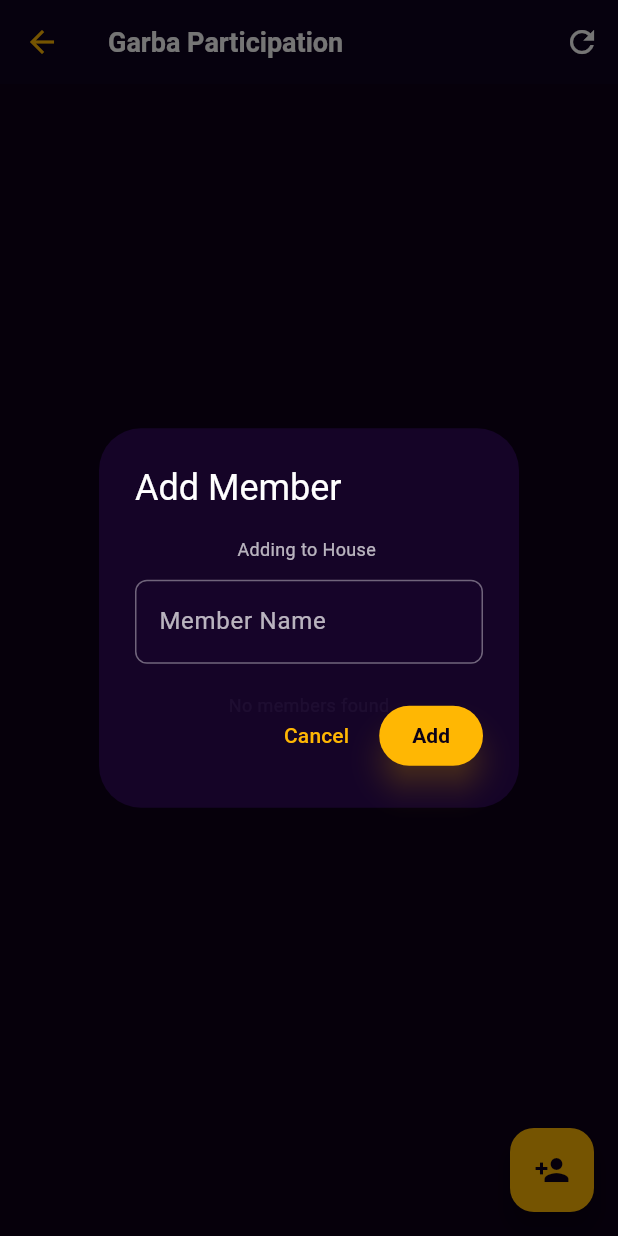
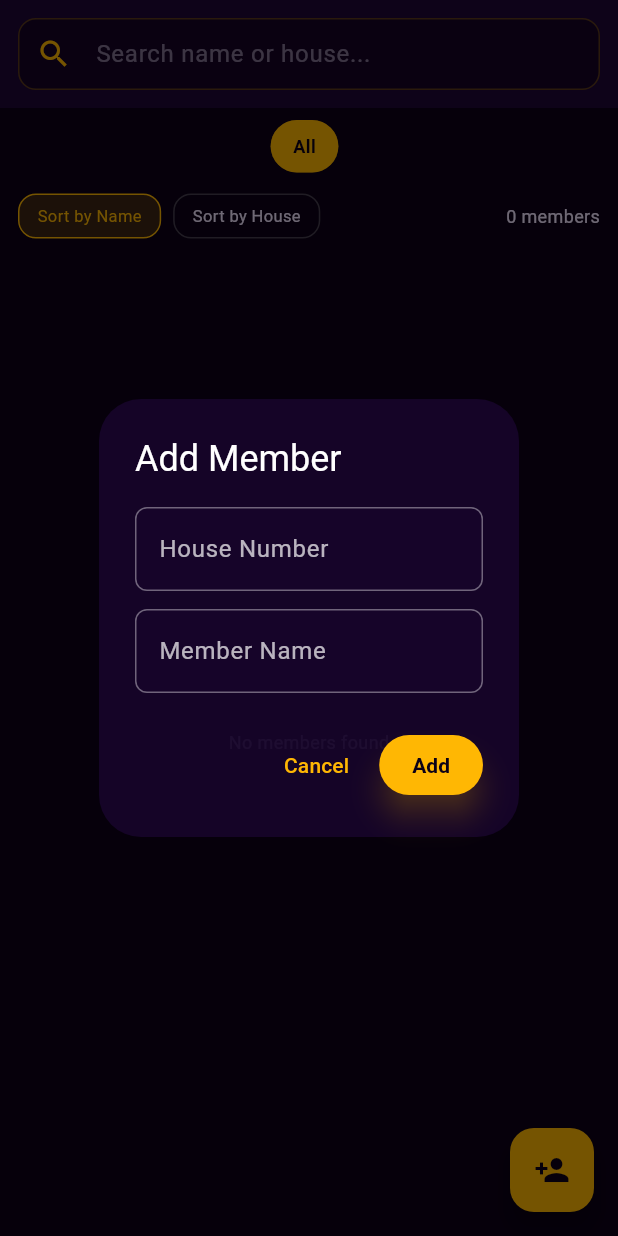
Before and after one commit to mehul7006/Navratriapp, a Flutter app: the GarbaParticipationScreen screen opened directly, after a tap on the "person add" icon, on a phone screen of 412 x 824 dp. Run offline on Flutter 3.47's test engine with Material 3 defaults, Android fonts, the phone set to English and light mode, and no system bars; our stand-ins replace confetti, fl_chart, image_picker, pdf, printing, qr_flutter and 1 more; accounts and stored records are empty; network calls fail; Roboto replaces fonts that are missing (Cinzel, Outfit).

Commit message:
fix: Garba Participation format matches Manage Members + uppercase house numbers
- Rewrote garba_participation_screen to match Manage Members layout (search, filter chips, sort, card format)
- House numbers display as 'B400' instead of 'House B400'
- House filter chips show only house number
- Add member dialog includes house number input with auto-uppercase
- Member Management add dialog auto-capitalizes house number
- Server _getAllMembers includes members with NULL member_type
- All house number inputs force uppercase via textCapitalization + .toUpperCase()

```diff
--- a/api_server/bin/main.dart
+++ b/api_server/bin/main.dart
@@ -420,7 +420,7 @@ Future<Response> _getAllMembers(Request request) async {
     final conn = await db;
     final results = await conn.execute(
       Sql.named(
-          "SELECT u.*, COALESCE(SUM(p.amount), 0) as total_paid FROM users u LEFT JOIN payments p ON p.user_id = u.id AND p.payment_status = 'paid' WHERE u.user_type != 'organizer' AND u.member_type = 'main' GROUP BY u.id ORDER BY u.house_number"),
+          "SELECT u.*, COALESCE(SUM(p.amount), 0) as total_paid FROM users u LEFT JOIN payments p ON p.user_id = u.id AND p.payment_status = 'paid' WHERE u.user_type != 'organizer' AND (u.member_type IS NULL OR u.member_type = 'main') GROUP BY u.id ORDER BY u.house_number"),
     );
     return _jsonResponse(_parseResults(results));
   } catch (e) {
--- a/lib/screens/organizer/garba_participation_screen.dart
+++ b/lib/screens/organizer/garba_participation_screen.dart
@@ -13,62 +13,72 @@ class GarbaParticipationScreen extends StatefulWidget {
 
 class _GarbaParticipationScreenState extends State<GarbaParticipationScreen> {
   List<Map<String, dynamic>> _houses = [];
-  List<Map<String, dynamic>> _members = [];
-  String? _selectedHouse;
+  List<Map<String, dynamic>> _allMembers = [];
+  List<Map<String, dynamic>> _filteredMembers = [];
+  String _selectedHouse = 'all';
+  String _sortBy = 'name';
+  final _searchController = TextEditingController();
   bool _isLoading = true;
-  bool _isLoadingMembers = false;
 
   @override
   void initState() {
     super.initState();
-    _loadHouses();
+    _loadData();
   }
 
-  Future<void> _loadHouses() async {
+  @override
+  void dispose() {
+    _searchController.dispose();
+    super.dispose();
+  }
+
+  Future<void> _loadData() async {
     setState(() => _isLoading = true);
     try {
       _houses = await DatabaseHelper.getGarbaHouses();
-      if (_houses.isNotEmpty && _selectedHouse == null) {
-        _selectedHouse = _houses[0]['house_number'];
-        _loadMembers();
+      _allMembers = [];
+      for (final house in _houses) {
+        final members = await DatabaseHelper.getGarbaMembersByHouse(house['house_number']);
+        _allMembers.addAll(members);
       }
+      _applyFilters();
     } catch (e) {}
     setState(() => _isLoading = false);
   }
 
-  Future<void> _loadMembers() async {
-    if (_selectedHouse == null) return;
-    setState(() => _isLoadingMembers = true);
-    try {
-      _members = await DatabaseHelper.getGarbaMembersByHouse(_selectedHouse!);
-    } catch (e) {}
-    setState(() => _isLoadingMembers = false);
+  void _applyFilters() {
+    var list = List<Map<String, dynamic>>.from(_allMembers);
+    if (_selectedHouse != 'all') {
+      list = list.where((m) => m['house_number'] == _selectedHouse).toList();
+    }
+    final search = _searchController.text.toLowerCase();
+    if (search.isNotEmpty) {
+      list = list.where((m) =>
+        (m['name']?.toString().toLowerCase().contains(search) ?? false) ||
+        (m['house_number']?.toString().toLowerCase().contains(search) ?? false)
+      ).toList();
+    }
+    if (_sortBy == 'name') {
+      list.sort((a, b) => (a['name'] ?? '').toString().compareTo((b['name'] ?? '').toString()));
+    } else if (_sortBy == 'house') {
+      list.sort((a, b) => (a['house_number'] ?? '').toString().compareTo((b['house_number'] ?? '').toString()));
+    }
+    _filteredMembers = list;
   }
 
   @override
   Widget build(BuildContext context) {
     return Scaffold(
       backgroundColor: AppTheme.purpleDark,
-      appBar: AppBar(
-        title: Text(AppLocalizations.t('garba_participation'), style: const TextStyle(color: Colors.white)),
-        backgroundColor: AppTheme.purpleDeep,
-        foregroundColor: Colors.white,
-        actions: [
-          IconButton(
-            icon: const Icon(Icons.refresh, color: Colors.white),
-            onPressed: () { _loadHouses(); _loadMembers(); },
-          ),
-        ],
-      ),
-      body: _isLoading
+      body: Column(
+        children: [
+          _buildHeader(),
+          _buildHouseFilterChips(),
+          _buildSortRow(),
+          Expanded(
+            child: _isLoading
                 ? const Center(child: CircularProgressIndicator(color: AppTheme.goldPrimary))
-          : Column(
-              children: [
-                _buildHouseTabs(),
-                Expanded(
-                  child: _isLoadingMembers
-                      ? const Center(child: CircularProgressIndicator(color: AppTheme.goldPrimary))
-                      : _members.isEmpty
+                : _filteredMembers.isEmpty
                     ? const Center(child: Text('No members found', style: TextStyle(color: AppTheme.textMuted)))
                     : _buildMembersList(),
           ),
@@ -82,76 +92,122 @@ class _GarbaParticipationScreenState extends State<GarbaParticipationScreen> {
     );
   }
 
-  Widget _buildHouseTabs() {
+  Widget _buildHeader() {
     return Container(
-      height: 60,
-      color: AppTheme.purpleDeep.withValues(alpha: 0.3),
-      child: ListView.builder(
-        scrollDirection: Axis.horizontal,
-        padding: const EdgeInsets.symmetric(horizontal: 8, vertical: 8),
-        itemCount: _houses.length,
-        itemBuilder: (context, index) {
-          final house = _houses[index];
-          final houseNumber = house['house_number'] ?? '';
-          final memberCount = house['member_count'] ?? 0;
-          final isSelected = _selectedHouse == houseNumber;
-          return Padding(
-            padding: const EdgeInsets.symmetric(horizontal: 4),
-            child: GestureDetector(
-              onTap: () {
-                setState(() => _selectedHouse = houseNumber);
-                _loadMembers();
-              },
-              child: Container(
-                padding: const EdgeInsets.symmetric(horizontal: 16),
-                decoration: BoxDecoration(
-                  color: isSelected ? AppTheme.goldPrimary : Colors.transparent,
-                  borderRadius: BorderRadius.circular(12),
-                  border: Border.all(
-                    color: isSelected ? AppTheme.goldPrimary : AppTheme.goldPrimary.withOpacity(0.3),
+      padding: const EdgeInsets.all(12),
+      color: AppTheme.purpleCard,
+      child: TextField(
+        controller: _searchController,
+        style: const TextStyle(color: Colors.white),
+        onChanged: (_) => setState(() => _applyFilters()),
+        decoration: InputDecoration(
+          hintText: 'Search name or house...',
+          hintStyle: TextStyle(color: AppTheme.textMuted.withOpacity(0.5)),
+          prefixIcon: const Icon(Icons.search, color: AppTheme.goldPrimary),
+          filled: true,
+          fillColor: AppTheme.purpleDark.withOpacity(0.5),
+          border: OutlineInputBorder(borderRadius: BorderRadius.circular(12), borderSide: BorderSide(color: AppTheme.goldPrimary.withOpacity(0.3))),
+          enabledBorder: OutlineInputBorder(borderRadius: BorderRadius.circular(12), borderSide: BorderSide(color: AppTheme.goldPrimary.withOpacity(0.3))),
+          contentPadding: const EdgeInsets.symmetric(vertical: 12),
         ),
       ),
-                child: Column(
-                  mainAxisAlignment: MainAxisAlignment.center,
+    );
+  }
+
+  Widget _buildHouseFilterChips() {
+    return Container(
+      padding: const EdgeInsets.symmetric(horizontal: 12, vertical: 8),
+      child: SingleChildScrollView(
+        scrollDirection: Axis.horizontal,
+        child: Row(
           children: [
-                    Text(
-                      'House $houseNumber',
-                      style: TextStyle(
-                        color: isSelected ? AppTheme.purpleDark : AppTheme.goldPrimary,
-                        fontWeight: FontWeight.bold,
-                        fontSize: 12,
-                      ),
-                    ),
-                    Text(
-                      '$memberCount members',
-                      style: TextStyle(
-                        color: isSelected ? AppTheme.purpleDark.withOpacity(0.7) : AppTheme.textMuted,
-                        fontSize: 10,
-                      ),
-                    ),
+            _buildFilterChip('All', 'all'),
+            const SizedBox(width: 6),
+            ..._houses.map((h) {
+              final houseNumber = h['house_number'] ?? '';
+              return Padding(
+                padding: const EdgeInsets.only(right: 6),
+                child: _buildFilterChip(houseNumber, houseNumber),
+              );
+            }),
           ],
         ),
       ),
+    );
+  }
+
+  Widget _buildFilterChip(String label, String value) {
+    final isSelected = _selectedHouse == value;
+    return GestureDetector(
+      onTap: () {
+        setState(() {
+          _selectedHouse = value;
+          _applyFilters();
+        });
+      },
+      child: Container(
+        padding: const EdgeInsets.symmetric(horizontal: 14, vertical: 8),
+        decoration: BoxDecoration(
+          color: isSelected ? AppTheme.goldPrimary : Colors.transparent,
+          borderRadius: BorderRadius.circular(20),
+          border: Border.all(color: AppTheme.goldPrimary.withOpacity(0.5)),
+        ),
+        child: Text(label, style: TextStyle(fontSize: 12, fontWeight: FontWeight.w600, color: isSelected ? AppTheme.purpleDark : AppTheme.textMuted)),
       ),
     );
+  }
+
+  Widget _buildSortRow() {
+    return Padding(
+      padding: const EdgeInsets.symmetric(horizontal: 12, vertical: 6),
+      child: Row(
+        children: [
+          _buildSortChip('Sort by Name', 'name'),
+          const SizedBox(width: 8),
+          _buildSortChip('Sort by House', 'house'),
+          const Spacer(),
+          Text('${_filteredMembers.length} members', style: const TextStyle(color: AppTheme.textMuted, fontSize: 12)),
+        ],
+      ),
+    );
+  }
+
+  Widget _buildSortChip(String label, String value) {
+    final isSelected = _sortBy == value;
+    return GestureDetector(
+      onTap: () {
+        setState(() {
+          _sortBy = value;
+          _applyFilters();
+        });
       },
+      child: Container(
+        padding: const EdgeInsets.symmetric(horizontal: 12, vertical: 6),
+        decoration: BoxDecoration(
+          color: isSelected ? AppTheme.goldPrimary.withOpacity(0.2) : Colors.transparent,
+          borderRadius: BorderRadius.circular(12),
+          border: Border.all(color: isSelected ? AppTheme.goldPrimary : Colors.white24),
+        ),
+        child: Text(label, style: TextStyle(fontSize: 11, color: isSelected ? AppTheme.goldPrimary : AppTheme.textMuted)),
       ),
     );
   }
 
   Widget _buildMembersList() {
-    return ListView.builder(
+    return RefreshIndicator(
+      onRefresh: _loadData,
+      color: AppTheme.goldPrimary,
+      child: ListView.builder(
         padding: const EdgeInsets.all(12),
-      itemCount: _members.length,
-      itemBuilder: (context, index) {
-        final member = _members[index];
-        return _buildMemberCard(member);
-      },
+        itemCount: _filteredMembers.length,
+        itemBuilder: (context, index) => _buildMemberCard(_filteredMembers[index]),
+      ),
     );
   }
 
   Widget _buildMemberCard(Map<String, dynamic> member) {
     final name = member['name'] ?? '';
+    final houseNumber = member['house_number'] ?? '';
     final memberType = member['member_type'] ?? 'sub';
     final totalTickets = member['total_tickets'] ?? 0;
     final winningTickets = member['winning_tickets'] ?? 0;
@@ -163,46 +219,45 @@ class _GarbaParticipationScreenState extends State<GarbaParticipationScreen> {
     else if (lastPrizeLevel == 2) prizeText = '🥈 2nd';
     else if (lastPrizeLevel == 3) prizeText = '🥉 3rd';
 
-    return Card(
-      color: AppTheme.cardBg,
-      margin: const EdgeInsets.only(bottom: 8),
-      shape: RoundedRectangleBorder(
-        borderRadius: BorderRadius.circular(12),
-        side: BorderSide(color: AppTheme.goldPrimary.withOpacity(0.2)),
-      ),
-      child: ListTile(
-        contentPadding: const EdgeInsets.symmetric(horizontal: 12, vertical: 4),
-        leading: CircleAvatar(
-          backgroundColor: memberType == 'main' ? AppTheme.goldPrimary : Colors.blue,
+    return Container(
+      margin: const EdgeInsets.only(bottom: 10),
+      padding: const EdgeInsets.all(14),
+      decoration: AppTheme.hubItemDecoration,
+      child: Row(
+        children: [
+          Container(
+            width: 50, height: 50,
+            decoration: BoxDecoration(gradient: AppTheme.goldGradient, borderRadius: BorderRadius.circular(12)),
+            child: Center(
               child: Text(
-            name.substring(0, 1).toUpperCase(),
-            style: const TextStyle(color: Colors.white, fontWeight: FontWeight.bold),
+                houseNumber.toString().substring(0, houseNumber.toString().length > 3 ? 3 : houseNumber.toString().length),
+                style: const TextStyle(fontSize: 11, fontWeight: FontWeight.bold, color: AppTheme.purpleDark),
+                textAlign: TextAlign.center,
               ),
             ),
-        title: Row(
+          ),
+          const SizedBox(width: 12),
+          Expanded(
+            child: Column(
+              crossAxisAlignment: CrossAxisAlignment.start,
+              children: [
+                Row(
                   children: [
                     Expanded(
-              child: Text(
-                name,
-                style: TextStyle(
-                  color: Colors.white,
-                  fontWeight: FontWeight.bold,
-                  decoration: isActive ? null : TextDecoration.lineThrough,
-                ),
-              ),
+                      child: Text(name, style: TextStyle(fontSize: 15, fontWeight: FontWeight.w600, color: Colors.white, decoration: isActive ? null : TextDecoration.lineThrough)),
                     ),
                     if (memberType == 'main')
                       Container(
                         padding: const EdgeInsets.symmetric(horizontal: 6, vertical: 2),
-                decoration: BoxDecoration(
-                  color: AppTheme.goldPrimary.withOpacity(0.2),
-                  borderRadius: BorderRadius.circular(8),
-                ),
-                child: const Text('PAID', style: TextStyle(fontSize: 8, color: AppTheme.goldPrimary, fontWeight: FontWeight.bold)),
+                        decoration: BoxDecoration(color: AppTheme.goldPrimary.withOpacity(0.2), borderRadius: BorderRadius.circular(8)),
+                        child: const Text('PAID', style: TextStyle(fontSize: 9, fontWeight: FontWeight.bold, color: AppTheme.goldPrimary)),
                       ),
                   ],
                 ),
-        subtitle: Row(
+                const SizedBox(height: 2),
+                Text(houseNumber, style: const TextStyle(fontSize: 12, color: AppTheme.textMuted)),
+                const SizedBox(height: 2),
+                Row(
                   children: [
                     Icon(Icons.confirmation_number, size: 12, color: Colors.white54),
                     const SizedBox(width: 4),
@@ -219,16 +274,20 @@ class _GarbaParticipationScreenState extends State<GarbaParticipationScreen> {
                     ],
                   ],
                 ),
-        trailing: PopupMenuButton<String>(
-          icon: const Icon(Icons.more_vert, color: Colors.white54, size: 20),
+              ],
+            ),
+          ),
+          PopupMenuButton<String>(
+            icon: const Icon(Icons.more_vert, color: AppTheme.goldPrimary),
+            color: AppTheme.purpleCard,
             onSelected: (value) => _handleMemberAction(value, member),
             itemBuilder: (context) => [
-            const PopupMenuItem(value: 'view', child: Text('View Details')),
-            const PopupMenuItem(value: 'move', child: Text('Move to House')),
+              const PopupMenuItem(value: 'view', child: Text('View Details', style: TextStyle(color: Colors.white))),
+              const PopupMenuItem(value: 'move', child: Text('Move to House', style: TextStyle(color: Colors.white))),
               const PopupMenuItem(value: 'delete', child: Text('Delete', style: TextStyle(color: Colors.red))),
             ],
           ),
-        onTap: () => _viewMemberDetails(member),
+        ],
       ),
     );
   }
@@ -253,7 +312,7 @@ class _GarbaParticipationScreenState extends State<GarbaParticipationScreen> {
   }
 
   void _showMoveDialog(Map<String, dynamic> member) {
-    String targetHouse = _selectedHouse ?? '';
+    String targetHouse = member['house_number'] ?? '';
     showDialog(
       context: context,
       builder: (ctx) => AlertDialog(
@@ -271,7 +330,7 @@ class _GarbaParticipationScreenState extends State<GarbaParticipationScreen> {
               decoration: const InputDecoration(labelText: 'House Number', labelStyle: TextStyle(color: Colors.white70)),
               items: _houses.map((h) => DropdownMenuItem<String>(
                 value: h['house_number'],
-                child: Text('House ${h['house_number']}'),
+                child: Text('${h['house_number']}'),
               )).toList(),
               onChanged: (v) => targetHouse = v ?? '',
             ),
@@ -283,8 +342,7 @@ class _GarbaParticipationScreenState extends State<GarbaParticipationScreen> {
             onPressed: () async {
               Navigator.pop(ctx);
               await DatabaseHelper.moveGarbaMember(member['id'], targetHouse);
-              _loadHouses();
-              _loadMembers();
+              _loadData();
             },
             child: const Text('Move'),
           ),
@@ -307,8 +365,7 @@ class _GarbaParticipationScreenState extends State<GarbaParticipationScreen> {
             onPressed: () async {
               Navigator.pop(ctx);
               await DatabaseHelper.deleteGarbaMember(member['id']);
-              _loadHouses();
-              _loadMembers();
+              _loadData();
             },
             child: const Text('Delete', style: TextStyle(color: Colors.white)),
           ),
@@ -319,6 +376,7 @@ class _GarbaParticipationScreenState extends State<GarbaParticipationScreen> {
 
   void _showAddMemberDialog() {
     final nameController = TextEditingController();
+    final houseController = TextEditingController(text: _selectedHouse != 'all' ? _selectedHouse : '');
     showDialog(
       context: context,
       builder: (ctx) => AlertDialog(
@@ -327,11 +385,22 @@ class _GarbaParticipationScreenState extends State<GarbaParticipationScreen> {
         content: Column(
           mainAxisSize: MainAxisSize.min,
           children: [
-            Text('Adding to House ${_selectedHouse ?? ""}', style: const TextStyle(color: Colors.white70)),
+            TextField(
+              controller: houseController,
+              style: const TextStyle(color: Colors.white),
+              textCapitalization: TextCapitalization.characters,
+              decoration: InputDecoration(
+                labelText: 'House Number',
+                labelStyle: const TextStyle(color: Colors.white70),
+                border: OutlineInputBorder(borderRadius: BorderRadius.circular(8)),
+                enabledBorder: OutlineInputBorder(borderRadius: BorderRadius.circular(8), borderSide: const BorderSide(color: Colors.white38)),
+              ),
+            ),
             const SizedBox(height: 12),
             TextField(
               controller: nameController,
               style: const TextStyle(color: Colors.white),
+              textCapitalization: TextCapitalization.words,
               decoration: InputDecoration(
                 labelText: 'Member Name',
                 labelStyle: const TextStyle(color: Colors.white70),
@@ -345,14 +414,12 @@ class _GarbaParticipationScreenState extends State<GarbaParticipationScreen> {
           TextButton(onPressed: () => Navigator.pop(ctx), child: const Text('Cancel')),
           ElevatedButton(
             onPressed: () async {
-              if (nameController.text.trim().isEmpty) return;
+              final name = nameController.text.trim();
+              final house = houseController.text.trim().toUpperCase();
+              if (name.isEmpty || house.isEmpty) return;
               Navigator.pop(ctx);
-              await DatabaseHelper.addGarbaMember(
-                name: nameController.text.trim(),
-                houseNumber: _selectedHouse ?? '',
-              );
-              _loadHouses();
-              _loadMembers();
+              await DatabaseHelper.addGarbaMember(name: name, houseNumber: house);
+              _loadData();
             },
             child: const Text('Add'),
           ),
```
Also changed, not shown: lib/screens/organizer/member_management_screen.dart (+4 -3 lines). Lines whose indentation alone changed are shown as unchanged.
